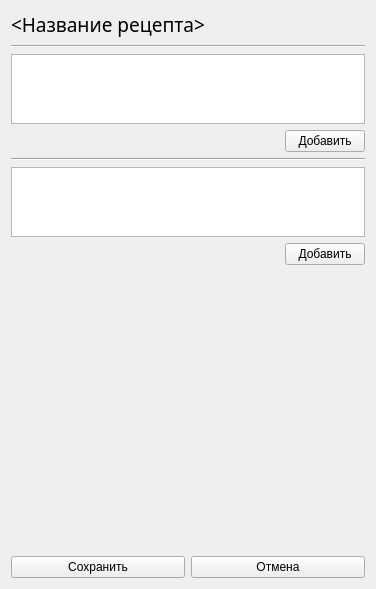
This is project/forms/Recipe_edit.ui in Galoev/nutritionist-helper as Qt 5 draws it before an edit. The edited form follows.
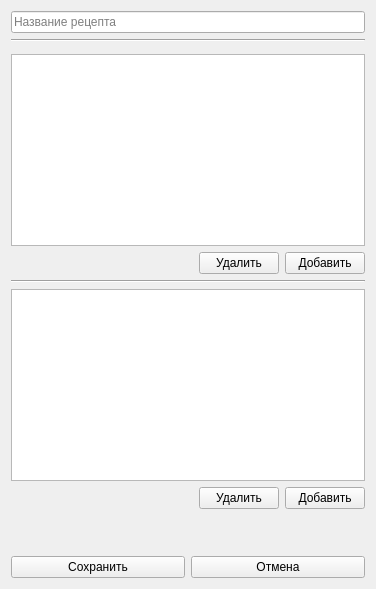
This is the edited form.

Commit message: Добавлена реализация во все формы Edit, исправлена форма Product_edit

Diff of the .ui file:
```diff
--- a/project/forms/Recipe_edit.ui
+++ b/project/forms/Recipe_edit.ui
@@ -13,17 +13,11 @@
   <property name="windowTitle">
    <string>Form</string>
   </property>
-  <layout class="QVBoxLayout" name="verticalLayout" stretch="1,1,1,1,1,1,1,10,1">
+  <layout class="QVBoxLayout" name="verticalLayout" stretch="0,0,0,0,0,0,0,0,0,0">
    <item>
-    <widget class="QLabel" name="label_clientPatronymic">
-     <property name="font">
-      <font>
-       <family>Calibri Light</family>
-       <pointsize>14</pointsize>
-      </font>
-     </property>
-     <property name="text">
-      <string>&lt;Название рецепта&gt;</string>
+    <widget class="QLineEdit" name="lineEdi_recipeName">
+     <property name="placeholderText">
+      <string>Название рецепта</string>
      </property>
     </widget>
    </item>
@@ -34,6 +28,9 @@
      </property>
     </widget>
    </item>
+   <item>
+    <widget class="QWidget" name="widget_product_search" native="true"/>
+   </item>
    <item>
     <widget class="QTableWidget" name="tableWidget_ingredientList">
      <property name="alternatingRowColors">
@@ -75,6 +72,13 @@
        </property>
       </spacer>
      </item>
+     <item>
+      <widget class="QPushButton" name="pushButton_deleteIngredient">
+       <property name="text">
+        <string>Удалить</string>
+       </property>
+      </widget>
+     </item>
      <item>
       <widget class="QPushButton" name="pushButton_addIngredient">
        <property name="text">
@@ -124,6 +128,13 @@
        </property>
       </spacer>
      </item>
+     <item>
+      <widget class="QPushButton" name="pushButton_deleteDescription">
+       <property name="text">
+        <string>Удалить</string>
+       </property>
+      </widget>
+     </item>
      <item>
       <widget class="QPushButton" name="pushButton_addDescription">
        <property name="text">
```
The commit also changes 11 other files.
